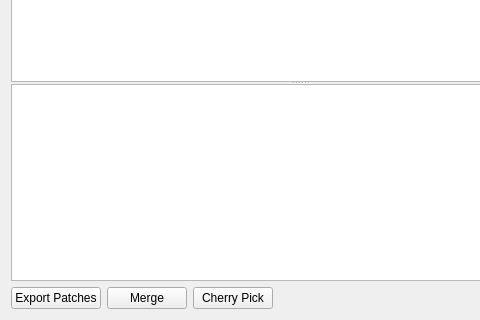
The window that ui/search.ui (git-cola/git-cola) describes before a commit, drawn with Qt 5; both pictures show x 0 to 480 and y 230 to 550 of the 600 by 550 pixel window.
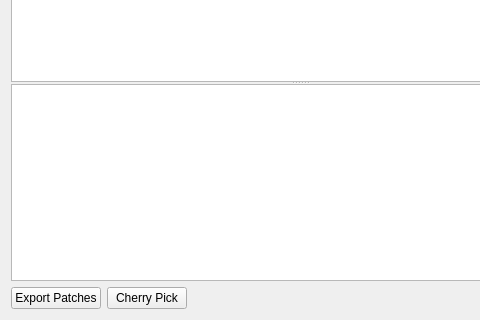
The same window after the commit.

Commit message: ui: finish the search gui, remove the merge button

```diff
--- a/ui/search.ui
+++ b/ui/search.ui
@@ -204,14 +204,14 @@
        </property>
       </widget>
      </item>
-     <item row="0" column="2" >
+     <item row="0" column="1" >
       <widget class="QPushButton" name="button_cherrypick" >
        <property name="text" >
         <string>Cherry Pick</string>
        </property>
       </widget>
      </item>
-     <item row="0" column="3" >
+     <item row="0" column="2" >
       <spacer>
        <property name="orientation" >
         <enum>Qt::Horizontal</enum>
@@ -231,13 +231,6 @@
        </property>
       </widget>
      </item>
-     <item row="0" column="1" >
-      <widget class="QPushButton" name="button_merge" >
-       <property name="text" >
-        <string>Merge</string>
-       </property>
-      </widget>
-     </item>
     </layout>
    </item>
   </layout>
```
Left out of the diff: 4 changed lines with no effect on the pictures.
